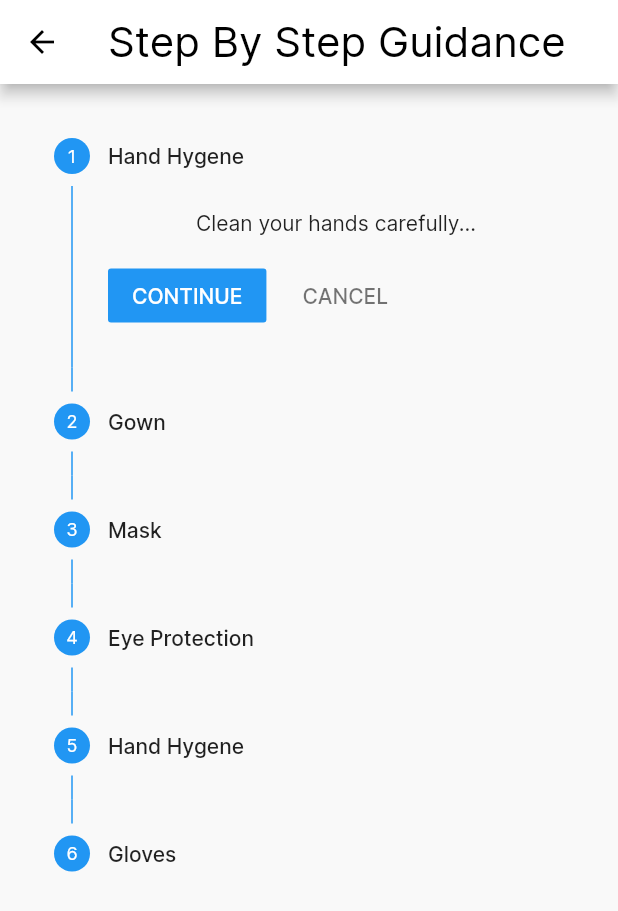
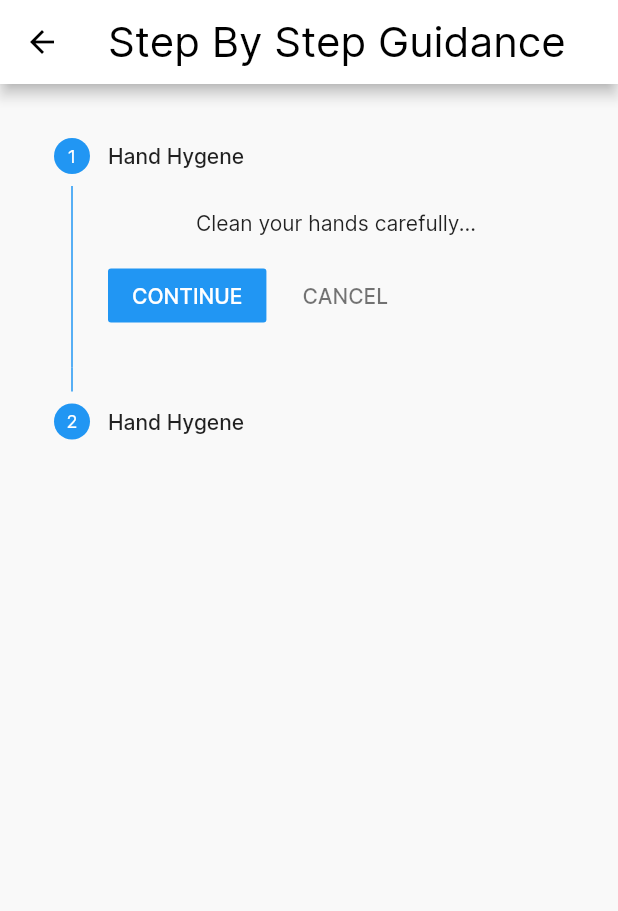
Before and after one commit to Western-Health-Covid19-Collaboration/wh_covid19_app, a Flutter app: the SBSGuideView screen opened by its route, on a phone screen of 412 x 824 dp. Shown: the top 911 px of the screen. Run offline on Flutter 3.47's test engine with Material 2 defaults, Android fonts, the phone set to English and light mode, and no system bars; our stand-ins replace chewie, flutter_svg, flutter_widget_from_html, package_info, shared_preferences, video_player; missing offline and left inert: matrix_gesture_detector; accounts and stored records are empty; project files that could hold a hidden picture were left out.

Commit message:
Delete unused images
/assets/images/mask_on.jpg
/assets/images/gown_on.jpg
/assets/images/gloves_on.jpg
/assets/images/eye_protection_on.jpg

```diff
--- a/lib/widget/reusable_stepper.dart
+++ b/lib/widget/reusable_stepper.dart
@@ -13,42 +13,10 @@ class _ReusableStepperState extends State<ReusableStepper> {
         state: StepState.indexed,
         content: Text('Clean your hands carefully...')),
     Step(
-        title: const Text('Gown'),
-        isActive: true,
-        state: StepState.indexed,
-        content: Image.asset(
-          'assets/images/gown_on.jpg',
-          fit: BoxFit.fill,
-        )),
-    Step(
-        title: const Text('Mask'),
-        isActive: true,
-        state: StepState.indexed,
-        content: Image.asset(
-          'assets/images/mask_on.jpg',
-          fit: BoxFit.fill,
-        )),
-    Step(
-        title: const Text('Eye Protection'),
-        isActive: true,
-        state: StepState.indexed,
-        content: Image.asset(
-          'assets/images/eye_protection_on.jpg',
-          fit: BoxFit.fill,
-        )),
-    const Step(
-        title: Text('Hand Hygene'),
+        title: const Text('Hand Hygene'),
         isActive: true,
         state: StepState.indexed,
         content: Text('Clean your hands carefully...')),
-    Step(
-        title: const Text('Gloves'),
-        isActive: true,
-        state: StepState.indexed,
-        content: Image.asset(
-          'assets/images/gloves_on.jpg',
-          fit: BoxFit.fill,
-        )),
   ];
 
   int currentStep = 0;
```
Also changed, not shown: assets/images/eye_protection_on.jpg (deleted), assets/images/gloves_on.jpg (deleted), assets/images/gown_on.jpg (deleted), assets/images/mask_on.jpg (deleted).
